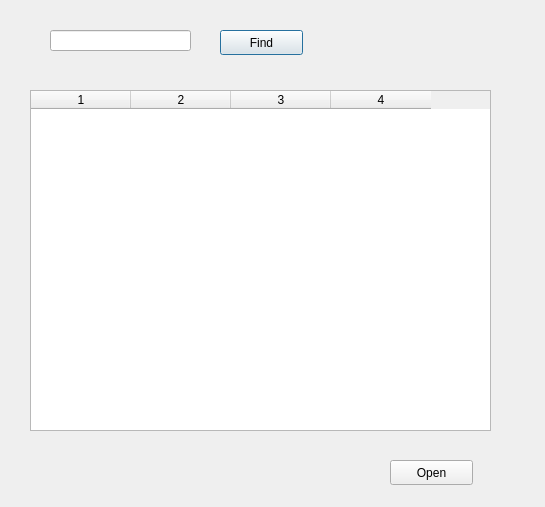
First picture: the form in src/pn/netlist.ui, repository Artimi/icp_pn, before the edit.
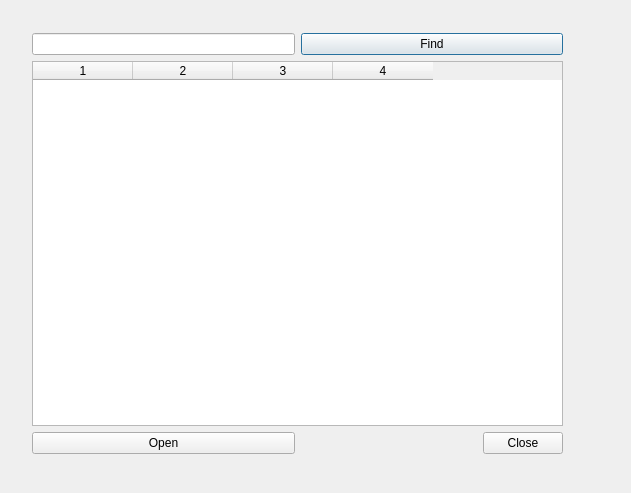
Second picture: the form after the edit.

The edit to the form file:
```diff
--- a/src/pn/netlist.ui
+++ b/src/pn/netlist.ui
@@ -6,66 +6,78 @@
    <rect>
     <x>0</x>
     <y>0</y>
-    <width>545</width>
-    <height>507</height>
+    <width>631</width>
+    <height>493</height>
    </rect>
   </property>
   <property name="windowTitle">
    <string>Dialog</string>
   </property>
-  <widget class="QTableWidget" name="tableWidget">
+  <widget class="QWidget" name="">
    <property name="geometry">
     <rect>
-     <x>30</x>
-     <y>90</y>
-     <width>461</width>
-     <height>341</height>
+     <x>32</x>
+     <y>33</y>
+     <width>531</width>
+     <height>421</height>
     </rect>
    </property>
-   <property name="columnCount">
-    <number>4</number>
-   </property>
-   <column/>
-   <column/>
-   <column/>
-   <column/>
+   <layout class="QGridLayout" name="gridLayout">
+    <property name="sizeConstraint">
+     <enum>QLayout::SetMaximumSize</enum>
+    </property>
+    <item row="0" column="0">
+     <widget class="QLineEdit" name="lineEdit"/>
+    </item>
+    <item row="0" column="1">
+     <widget class="QPushButton" name="PBFind">
+      <property name="text">
+       <string>Find</string>
+      </property>
+     </widget>
+    </item>
+    <item row="1" column="0" colspan="2">
+     <widget class="QTableWidget" name="tableWidget">
+      <property name="columnCount">
+       <number>4</number>
+      </property>
+      <column/>
+      <column/>
+      <column/>
+      <column/>
+     </widget>
+    </item>
+    <item row="2" column="0">
+     <widget class="QPushButton" name="PBOpen">
+      <property name="enabled">
+       <bool>true</bool>
+      </property>
+      <property name="sizePolicy">
+       <sizepolicy hsizetype="Minimum" vsizetype="Fixed">
+        <horstretch>0</horstretch>
+        <verstretch>0</verstretch>
+       </sizepolicy>
+      </property>
+      <property name="text">
+       <string>Open</string>
+      </property>
+     </widget>
+    </item>
+    <item row="2" column="1">
+     <widget class="QDialogButtonBox" name="buttonBox">
+      <property name="standardButtons">
+       <set>QDialogButtonBox::Close</set>
+      </property>
+     </widget>
+    </item>
+   </layout>
   </widget>
-  <widget class="QLineEdit" name="lineEdit">
-   <property name="geometry">
-    <rect>
-     <x>50</x>
-     <y>30</y>
-     <width>141</width>
-     <height>21</height>
-    </rect>
-   </property>
-  </widget>
-  <widget class="QPushButton" name="PBFind">
-   <property name="geometry">
-    <rect>
-     <x>220</x>
-     <y>30</y>
-     <width>83</width>
-     <height>25</height>
-    </rect>
-   </property>
-   <property name="text">
-    <string>Find</string>
-   </property>
-  </widget>
-  <widget class="QPushButton" name="PBOpen">
-   <property name="geometry">
-    <rect>
-     <x>390</x>
-     <y>460</y>
-     <width>83</width>
-     <height>25</height>
-    </rect>
-   </property>
-   <property name="text">
-    <string>Open</string>
-   </property>
-  </widget>
+  <zorder>tableWidget</zorder>
+  <zorder>lineEdit</zorder>
+  <zorder>PBFind</zorder>
+  <zorder>PBOpen</zorder>
+  <zorder>PBOpen</zorder>
+  <zorder>buttonBox</zorder>
  </widget>
  <resources/>
  <connections/>
```
Left out of the diff: 2 changed lines with no effect on the pictures.
